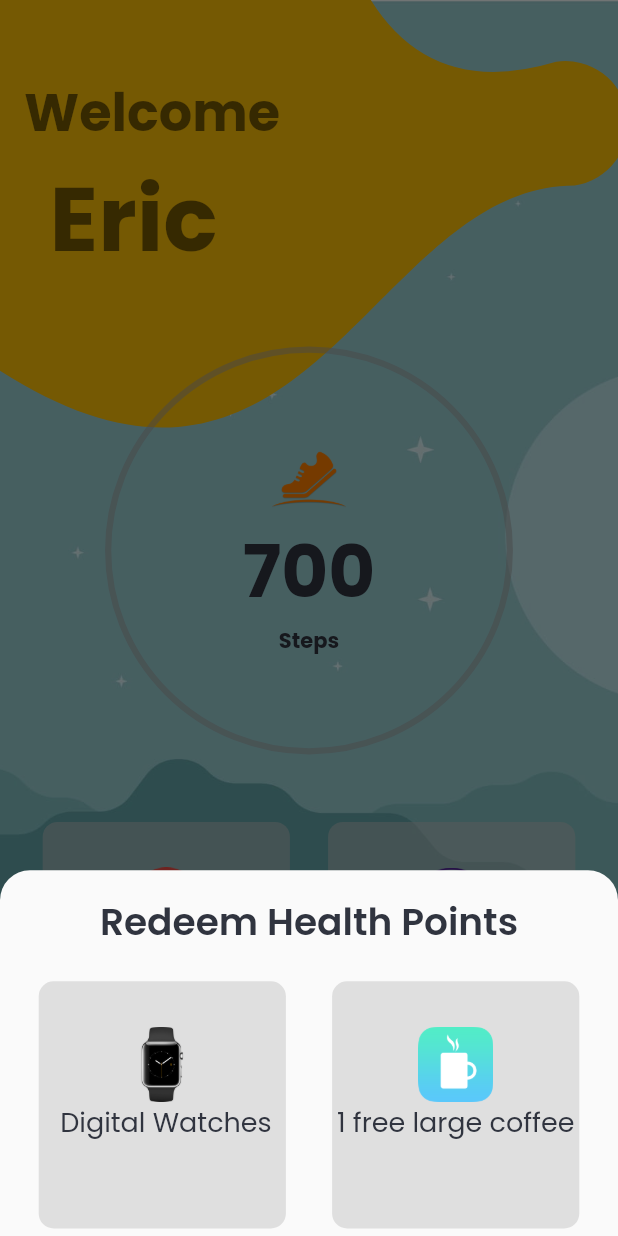
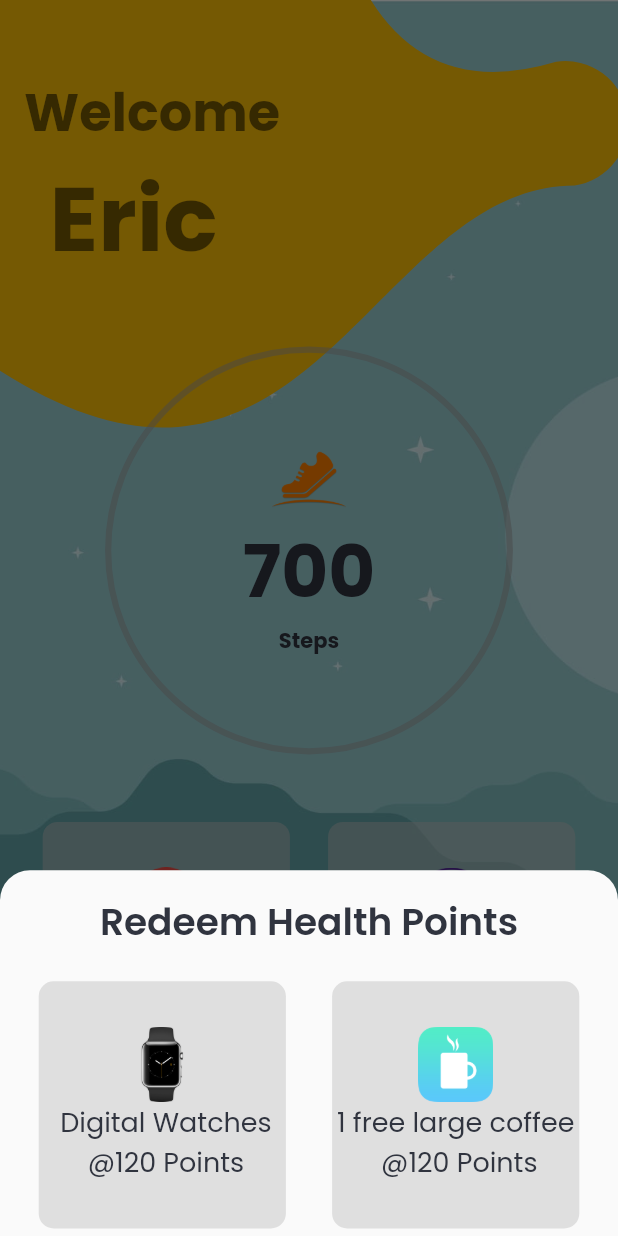
Before and after one commit to mulieriq/flutter-steps-tracker, a Flutter app: the HomePage screen opened directly, after a tap on "Collect Reward", on a phone screen of 412 x 824 dp. Run offline on Flutter 3.47's test engine with Material 2 defaults, Android fonts, the phone set to English and light mode, and no system bars; drawn by our look-alikes of flutter_speed_dial; our stand-ins replace font_awesome_flutter, get_it, google_fonts, pedometer, sizer.

```diff
--- a/lib/src/utils/string_constants_util.dart
+++ b/lib/src/utils/string_constants_util.dart
@@ -11,7 +11,7 @@ class StringConstants {
   static const String welcomeText = 'Welcome to Khutaa';
   static const String appName = 'Khutaa';
 
-  static const String historyScreenAppBarTitle = "History Screen";
+  static const String historyScreenAppBarTitle = "History";
   static const String redeemHealthPoints = "Redeem Health Points";
   static const String leadersBoardScreenAppBarTitle = "Leadersboard";
   static const String steps = "Steps";
@@ -20,6 +20,7 @@ class StringConstants {
   static const String collectReward = "Collect Reward";
   static const String starbucksCoffee = "1 free large coffee";
   static const String watchFromJarir = " Digital Watches";
+  static const String price = " @120 Points";
 
   static const String changeLanguange = "Change Languange";
   static const String leadersBoard = "Leaders Board";
--- a/lib/src/views/home/home_page.dart
+++ b/lib/src/views/home/home_page.dart
@@ -175,11 +175,15 @@ class _HomePageState extends State<HomePage> {
                                                 SquareCard(
                                                   title: StringConstants
                                                       .watchFromJarir,
+                                                  subtitle:
+                                                      StringConstants.price,
                                                   art: AppUrls.watch,
                                                 ),
                                                 SquareCard(
                                                   title: StringConstants
                                                       .starbucksCoffee,
+                                                  subtitle:
+                                                      StringConstants.price,
                                                   art: AppUrls.cupOfCofee,
                                                 )
                                               ]),
```
